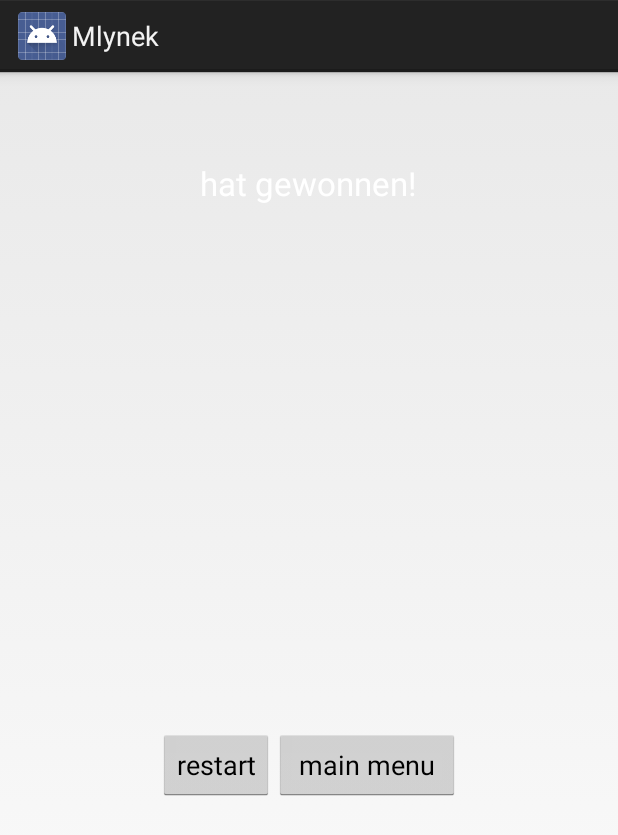
After one commit to Mylnek2014/MlynekGame, an Android app: the layout gameoverscreen.xml on its own in the app's theme, with its tools: preview values and no code run, on a phone screen of 412 x 824 dp. The commit adds this screen. Shown: the top 835 px of the screen. Run offline under Robolectric (Android 15) with nearby library versions, the phone set to English and light mode, and no system bars.

Commit message:
Spiel kann beendet werden (Verlieren)

```diff
--- /dev/null
+++ b/app/src/main/res/layout/gameoverscreen.xml
@@ -0,0 +1,58 @@
+<?xml version="1.0" encoding="utf-8"?>
+
+<LinearLayout xmlns:android="http://schemas.android.com/apk/res/android"
+    android:layout_width="match_parent"
+    android:layout_height="match_parent"
+    android:orientation="vertical" >
+
+    <LinearLayout
+        android:id="@+id/linearLayout1"
+        android:layout_width="match_parent"
+        android:layout_height="wrap_content"
+        android:orientation="vertical" >
+
+        <LinearLayout
+            android:id="@+id/linearLayout3"
+            android:layout_width="match_parent"
+            android:layout_height="148dp"
+            android:gravity="center" >
+
+
+            <ImageView
+                android:id="@+id/teamImage"
+                android:layout_width="wrap_content"
+                android:layout_height="wrap_content" />
+
+            <TextView
+                android:id="@+id/textView1"
+                android:layout_width="wrap_content"
+                android:layout_height="wrap_content"
+                android:text="hat gewonnen!"
+                android:textAppearance="?android:attr/textAppearanceLarge"
+                android:textColor="@android:color/white" />
+
+        </LinearLayout>
+
+    </LinearLayout>
+
+    <LinearLayout
+        android:id="@+id/linearLayout2"
+        android:layout_width="match_parent"
+        android:layout_height="match_parent"
+        android:gravity="center" >
+
+        <Button
+            android:id="@+id/bNewTry"
+            android:layout_width="wrap_content"
+            android:layout_height="wrap_content"
+            android:text="restart" />
+
+        <Button
+            android:id="@+id/bMainMenu"
+            android:layout_width="124dp"
+            android:layout_height="wrap_content"
+            android:text="main menu" />
+
+    </LinearLayout>
+
+</LinearLayout>
```
Also changed, not shown: app/src/main/java/mro/de/mlynek/GameActivity.java (+45 -4 lines), app/src/main/java/mro/de/mlynek/GameView.java (+17 -1 lines).
